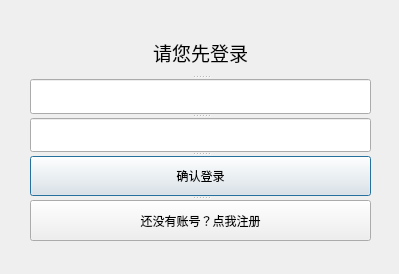
First picture: the form in campus_local/login.ui, repository superman0l/campus, before the edit.
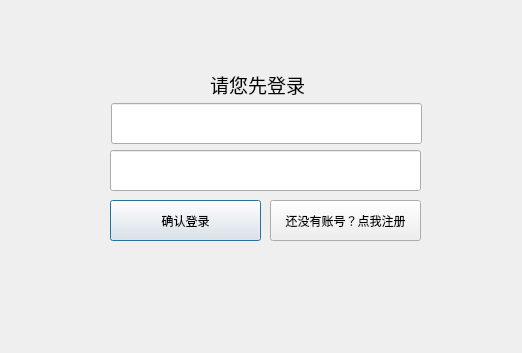
Second picture: the form after the edit.

Commit message: 完善了普通用户与管理员用户的登录，修改了login函数、signup函数，实现了登录页面、注册页面、主页面、管理页面的跳转与信息传递

```diff
--- a/campus_local/login.ui
+++ b/campus_local/login.ui
@@ -6,42 +6,77 @@
    <rect>
     <x>0</x>
     <y>0</y>
-    <width>399</width>
-    <height>274</height>
+    <width>522</width>
+    <height>353</height>
    </rect>
   </property>
   <property name="windowTitle">
    <string>Dialog</string>
   </property>
-  <widget class="QSplitter" name="splitter">
+  <widget class="QLabel" name="label">
    <property name="geometry">
     <rect>
-     <x>30</x>
-     <y>30</y>
-     <width>341</width>
-     <height>211</height>
+     <x>210</x>
+     <y>70</y>
+     <width>95</width>
+     <height>25</height>
     </rect>
    </property>
-   <property name="orientation">
-    <enum>Qt::Vertical</enum>
+   <property name="text">
+    <string>&lt;html&gt;&lt;head/&gt;&lt;body&gt;&lt;p align=&quot;center&quot;&gt;&lt;span style=&quot; font-size:14pt;&quot;&gt;请您先登录&lt;/span&gt;&lt;/p&gt;&lt;/body&gt;&lt;/html&gt;</string>
    </property>
-   <widget class="QLabel" name="label">
-    <property name="text">
-     <string>&lt;html&gt;&lt;head/&gt;&lt;body&gt;&lt;p align=&quot;center&quot;&gt;&lt;span style=&quot; font-size:14pt;&quot;&gt;请您先登录&lt;/span&gt;&lt;/p&gt;&lt;/body&gt;&lt;/html&gt;</string>
-    </property>
-   </widget>
-   <widget class="QLineEdit" name="UserId"/>
-   <widget class="QLineEdit" name="PassWord"/>
-   <widget class="QPushButton" name="LogIn_2">
-    <property name="text">
-     <string>确认登录</string>
-    </property>
-   </widget>
-   <widget class="QPushButton" name="Regester">
-    <property name="text">
-     <string>还没有账号？点我注册</string>
-    </property>
-   </widget>
+  </widget>
+  <widget class="QLineEdit" name="UserId">
+   <property name="geometry">
+    <rect>
+     <x>111</x>
+     <y>103</y>
+     <width>311</width>
+     <height>41</height>
+    </rect>
+   </property>
+   <property name="toolTip">
+    <string>&lt;html&gt;&lt;head/&gt;&lt;body&gt;&lt;p&gt;10位纯数字组成的学号&lt;/p&gt;&lt;/body&gt;&lt;/html&gt;</string>
+   </property>
+  </widget>
+  <widget class="QPushButton" name="LogIn_2">
+   <property name="geometry">
+    <rect>
+     <x>110</x>
+     <y>200</y>
+     <width>151</width>
+     <height>41</height>
+    </rect>
+   </property>
+   <property name="text">
+    <string>确认登录</string>
+   </property>
+  </widget>
+  <widget class="QLineEdit" name="PassWord">
+   <property name="geometry">
+    <rect>
+     <x>110</x>
+     <y>150</y>
+     <width>311</width>
+     <height>41</height>
+    </rect>
+   </property>
+   <property name="toolTip">
+    <string>&lt;html&gt;&lt;head/&gt;&lt;body&gt;&lt;p&gt;只由数字、大小写字母、下划线组成的至少8位的密码&lt;/p&gt;&lt;/body&gt;&lt;/html&gt;</string>
+   </property>
+  </widget>
+  <widget class="QPushButton" name="Regester">
+   <property name="geometry">
+    <rect>
+     <x>270</x>
+     <y>200</y>
+     <width>151</width>
+     <height>41</height>
+    </rect>
+   </property>
+   <property name="text">
+    <string>还没有账号？点我注册</string>
+   </property>
   </widget>
  </widget>
  <resources/>
```
Left out of the diff: 6 changed lines with no effect on the pictures. The commit also changes 12 other files.
